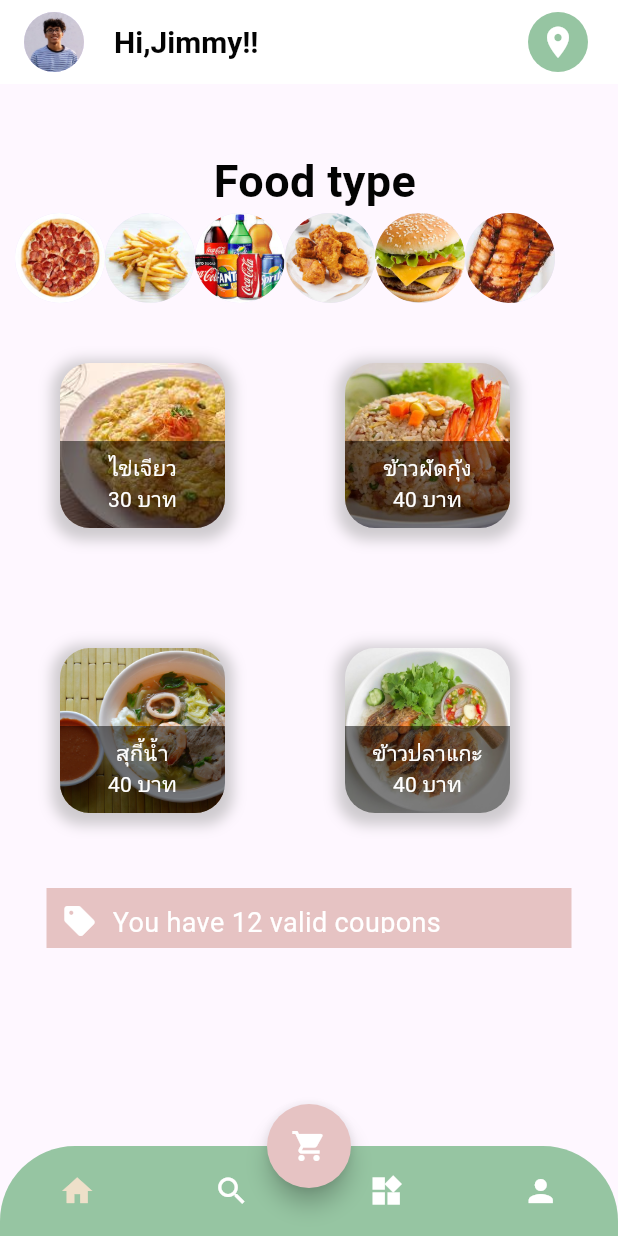
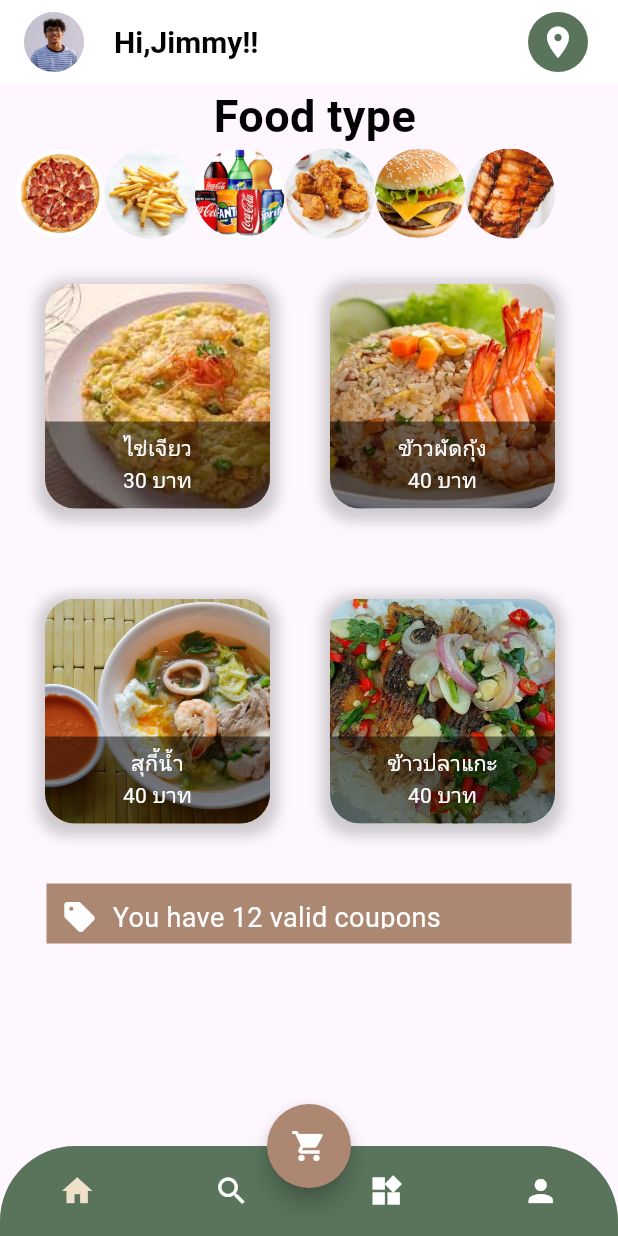
Before and after one commit to Cartoonpakamon/Flutter_SQLite, a Flutter app: the screen it shows after launch, on a phone screen of 412 x 824 dp. Run offline on Flutter 3.47's test engine with Material 3 defaults, Android fonts, the phone set to English and light mode, and no system bars; our stand-ins replace sqflite; accounts and stored records are empty.

Commit message:
change color

```diff
--- a/lib/main.dart
+++ b/lib/main.dart
@@ -51,7 +51,7 @@ class _MyAppState extends State<MyApp> {
     Padding(
       padding: const EdgeInsets.only(right: 20.0),
       child: CircleAvatar(
-  backgroundColor: Color.fromARGB(255, 150, 197, 162),
+  backgroundColor: Color.fromARGB(255, 89, 116, 90),
   radius: 20, // ขนาดของวงกลม
   child: Icon(
     Icons.location_on,
@@ -81,14 +81,14 @@ class _MyAppState extends State<MyApp> {
           color: Colors.white,
           ),
           shape: RoundedRectangleBorder(borderRadius: BorderRadius.circular(100)),
-          backgroundColor: const Color.fromARGB(255, 230, 195, 195),
+          backgroundColor: Color.fromARGB(255, 172, 135, 114),
           ),
           floatingActionButtonLocation: FloatingActionButtonLocation.centerDocked,
       //------ bottomNavigationBar ------
       bottomNavigationBar: Container(
         height: 60,
         decoration: BoxDecoration(
-          color: Color.fromARGB(255, 150, 197, 162),
+          color: Color.fromARGB(255, 89, 116, 90),
           borderRadius: BorderRadius.only(
             topLeft: Radius.circular(50),
             topRight: Radius.circular(50),
@@ -156,7 +156,7 @@ class home extends StatelessWidget {
       Column(
         children: [
           Text(
-        "\n Food type",
+        " Food type",
         style: TextStyle(color: const Color.fromARGB(255, 3, 3, 3), fontWeight: FontWeight.bold,fontSize: 30),
         ),SizedBox(width: 50),
           Column(
@@ -178,7 +178,7 @@ class home extends StatelessWidget {
                     Row(
                       children: [
                         Container(
-                                margin: EdgeInsets.all(40),
+                                margin: EdgeInsets.all(30),
                                 decoration: BoxDecoration(
                                   borderRadius: BorderRadius.circular(20),
                                   boxShadow: [
@@ -198,8 +198,8 @@ class home extends StatelessWidget {
                                       Image.asset(
                                         "assets/images/kaijew.jpg",
                                         fit: BoxFit.cover,
-                                        width: 110,
-                                        height: 110,
+                                        width: 150,
+                                        height: 150,
                                       ),
                                       // ข้อความ
                                       Positioned(
@@ -222,7 +222,7 @@ class home extends StatelessWidget {
                               ),
                         // Container ที่สอง
                                           Container(
-                                margin: EdgeInsets.all(40),
+                                margin: EdgeInsets.all(10),
                                 decoration: BoxDecoration(
                                   borderRadius: BorderRadius.circular(20),
                                   boxShadow: [
@@ -242,8 +242,8 @@ class home extends StatelessWidget {
                                       Image.asset(
                                         "assets/images/kawpad.jpg",
                                         fit: BoxFit.cover,
-                                        width: 110,
-                                        height: 110,
+                                        width: 150,
+                                        height: 150,
                                       ),
                                       // ข้อความ
                                       Positioned(
@@ -269,7 +269,7 @@ class home extends StatelessWidget {
                     Row(
                       children: [
                         Container(
-                                margin: EdgeInsets.all(40),
+                                margin: EdgeInsets.all(30),
                                 decoration: BoxDecoration(
                                   borderRadius: BorderRadius.circular(20),
                                   boxShadow: [
@@ -289,8 +289,8 @@ class home extends StatelessWidget {
                                       Image.asset(
                                         "assets/images/suki.jpg",
                                         fit: BoxFit.cover,
-                                        width: 110,
-                                        height: 110,
+                                        width: 150,
+                                        height: 150,
                                       ),
                                       // ข้อความ
                                       Positioned(
@@ -313,7 +313,7 @@ class home extends StatelessWidget {
                               ),
                         // Container ที่สอง
                                           Container(
-                                margin: EdgeInsets.all(40),
+                                margin: EdgeInsets.all(10),
                                 decoration: BoxDecoration(
                                   borderRadius: BorderRadius.circular(20),
                                   boxShadow: [
@@ -333,8 +333,8 @@ class home extends StatelessWidget {
                                       Image.asset(
                                         "assets/images/kawpalka.jpg",
                                         fit: BoxFit.cover,
-                                        width: 110,
-                                        height: 110,
+                                        width: 150,
+                                        height: 150,
                                       ),
                                       // ข้อความ
                                       Positioned(
@@ -360,7 +360,7 @@ class home extends StatelessWidget {
                     Container(
   width: 350, // กำหนดความกว้าง
   height: 40, // กำหนดความสูง
-  color: const Color.fromARGB(255, 230, 195, 195), // กำหนดสีพื้นหลัง
+  color: const Color.fromARGB(255, 172, 135, 114), // กำหนดสีพื้นหลัง
   margin: EdgeInsets.all(10), // กำหนดขอบของ Container
   padding: EdgeInsets.all(10), // กำหนดระยะห่างภายใน Container
   child: Row(
```
Also changed, not shown: assets/images/kawpalka.jpg.
